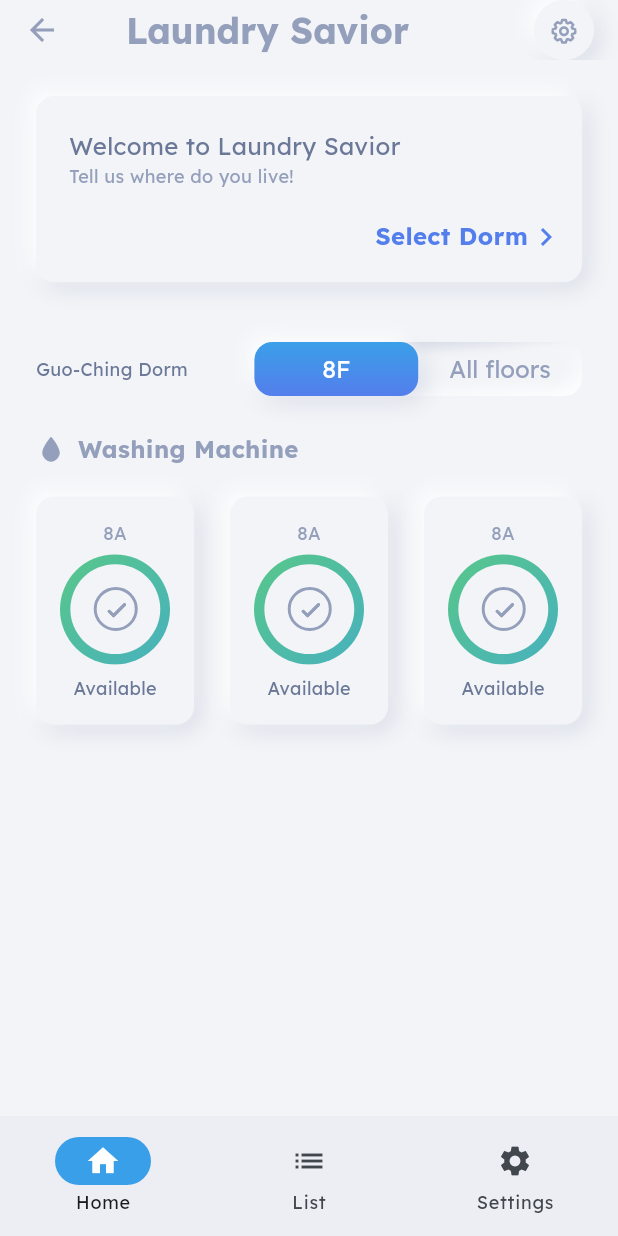
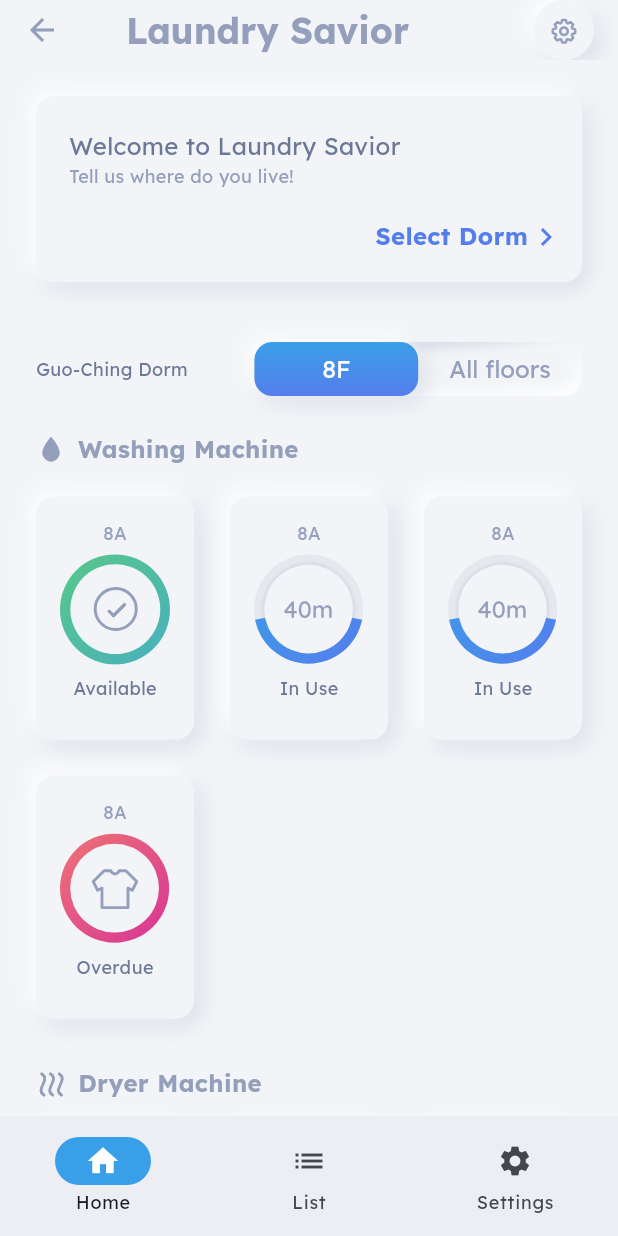
Before and after one commit to FooJiaYin/laundry-savior, a Flutter app: the BottomTabNavigationPage screen opened by its route, on a phone screen of 412 x 824 dp. Run offline on Flutter 3.47's test engine with Material 2 defaults, Android fonts, the phone set to English and light mode, and no system bars; our stand-ins replace dio, flutter_svg, shared_preferences; accounts and stored records are empty.

Commit message:
feat: HomePage machine status grid

```diff
--- a/lib/l10n/intl_zh_Hant_TW.arb
+++ b/lib/l10n/intl_zh_Hant_TW.arb
@@ -8,6 +8,7 @@
     "greeting_evening": "午安",
     "greeting_night": "晚安",
     "home": "首頁",
+    "laundry_done_message": "Laundry is done!",
     "list": "列表",
     "password": "密碼",
     "password_hint": "密碼不能小於6個字",
--- a/lib/views/components/machine_status_card.dart
+++ b/lib/views/components/machine_status_card.dart
@@ -18,8 +18,7 @@ class MachineStatusCard extends StatelessWidget {
 
   @override
   Widget build(BuildContext context) {
-    return Expanded(
-      child: NeumorphicContainer(
+    return NeumorphicContainer(
       padding: const EdgeInsets.all(16),
       child: Column(
         children: [
@@ -36,7 +35,6 @@ class MachineStatusCard extends StatelessWidget {
           ),
         ],
       ),
-      ),
     );
   }
 }
--- a/lib/views/screens/home.dart
+++ b/lib/views/screens/home.dart
@@ -1,10 +1,12 @@
 import 'package:flutter/material.dart';
 import 'package:flutter_svg/svg.dart';
 
+import '../../generated/l10n.dart';
 import '../../models/machine.dart';
 import '../../models/machine_status.dart';
 import '../../theme/theme.dart';
 import '../../utils/config.dart';
+import '../../utils/string.dart';
 import '../components/instruction_card.dart';
 import '../components/machine_status_card.dart';
 import '../components/neumorphic_toggle.dart';
@@ -23,12 +25,34 @@ class HomePage extends StatefulWidget {
 
 class _HomePageState extends State<HomePage> {
   int _selectedIndex = 0;
-  Machine machine = Machine(
+  Machine machineAvailable = Machine(
     id: 0,
     floor: 8,
     section: 'A',
     type: WashingMachine,
     status: MachineStatus(code: StatusCode.available),
+  );
+  Machine machineInUse = Machine(
+    id: 1,
+    floor: 8,
+    section: 'A',
+    type: WashingMachine,
+    status: MachineStatus(
+      code: StatusCode.in_use,
+      durationEstimated: const Duration(minutes: 40),
+      durationPassed: const Duration(minutes: 13),
+    ),
+  );
+  Machine machineOverdue = Machine(
+    id: 2,
+    floor: 8,
+    section: 'A',
+    type: WashingMachine,
+    status: MachineStatus(
+      code: StatusCode.overdue,
+      durationEstimated: const Duration(minutes: 40),
+      durationPassed: const Duration(minutes: 10),
+    ),
   );
 
   @override
@@ -55,7 +79,18 @@ class _HomePageState extends State<HomePage> {
           const SizedBox(height: 40),
           _floorSelector(),
           const SizedBox(height: 24),
-          ..._machineSection(),
+          ..._machineSection(
+            iconName: "drop_filled",
+            title: S.of(context).washing_machine,
+            machines: [machineAvailable, machineInUse, machineInUse, machineOverdue],
+          ),
+          const SizedBox(height: 32),
+          ..._machineSection(
+            iconName: "wind",
+            title: S.of(context).dryer_machine,
+            machines: [machineAvailable, machineAvailable, machineOverdue],
+          ),
+          const SizedBox(height: 40),
         ],
       ), // This trailing comma makes auto-formatting nicer for build methods.
     );
@@ -103,24 +138,30 @@ class _HomePageState extends State<HomePage> {
         ],
       );
 
-  List<Widget> _machineSection() =>
+  List<Widget> _machineSection({
+    required String iconName,
+    required String title,
+    List<Machine> machines = const [],
+  }) =>
       [
         Row(
           children: [
-            SvgPicture.asset("assets/icons/drop_filled.svg", width: 20, height: 20),
+            SvgPicture.asset("assets/icons/$iconName.svg", width: 20, height: 20),
             const SizedBox(width: 8),
-            Text("Washing Machine", style: ThemeFont.header()),
+            Text(title.capitalizeEach, style: ThemeFont.header()),
           ],
         ),
         const SizedBox(height: 20),
-        Row(
-          children: [
-            MachineStatusCard(data: machine),
-            const SizedBox(width: 24),
-            MachineStatusCard(data: machine),
-            const SizedBox(width: 24),
-            MachineStatusCard(data: machine),
-          ],
-        ),
+        GridView.count(
+          clipBehavior: Clip.none,
+          crossAxisCount: 3,
+          crossAxisSpacing: 24,
+          mainAxisSpacing: 24,
+          childAspectRatio: 0.65,
+          primary: true,
+          shrinkWrap: true,
+          physics: const NeverScrollableScrollPhysics(),
+          children: machines.map((machine) => MachineStatusCard(data: machine)).toList(),
+        )
       ];
 }
```
Also changed, not shown: lib/generated/intl/messages_all.dart, lib/generated/intl/messages_en.dart (added), lib/generated/intl/messages_zh_Hant_TW.dart, lib/generated/l10n.dart. Lines whose indentation alone changed are shown as unchanged.
